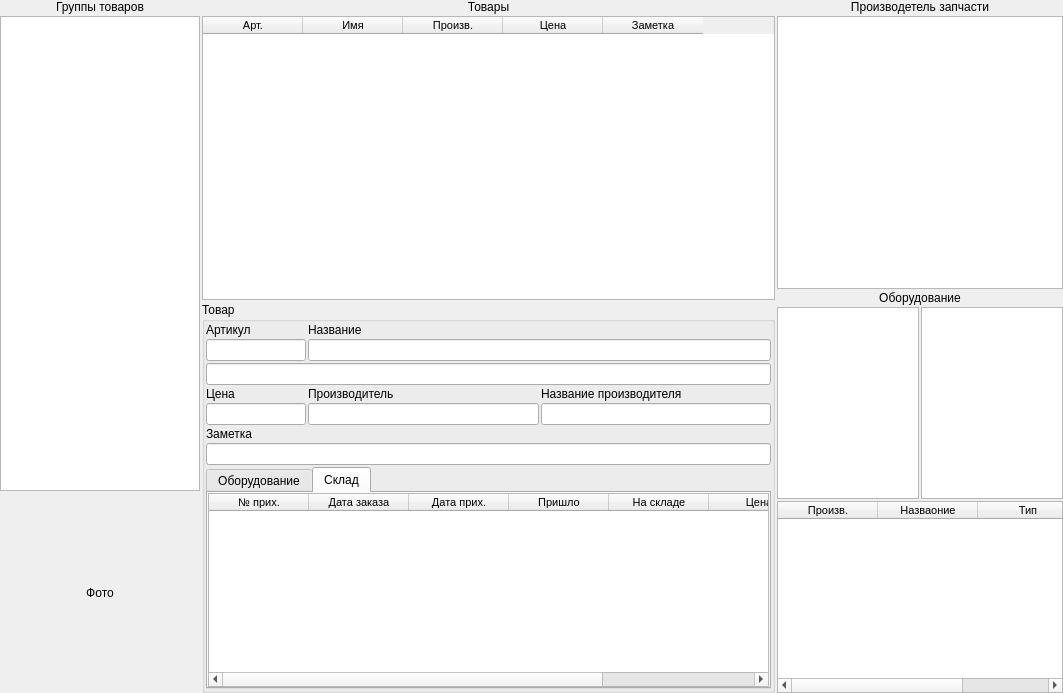
This is ui/product_catalog.ui in Meller008/kara as Qt 5 draws it before an edit. The edited form follows.
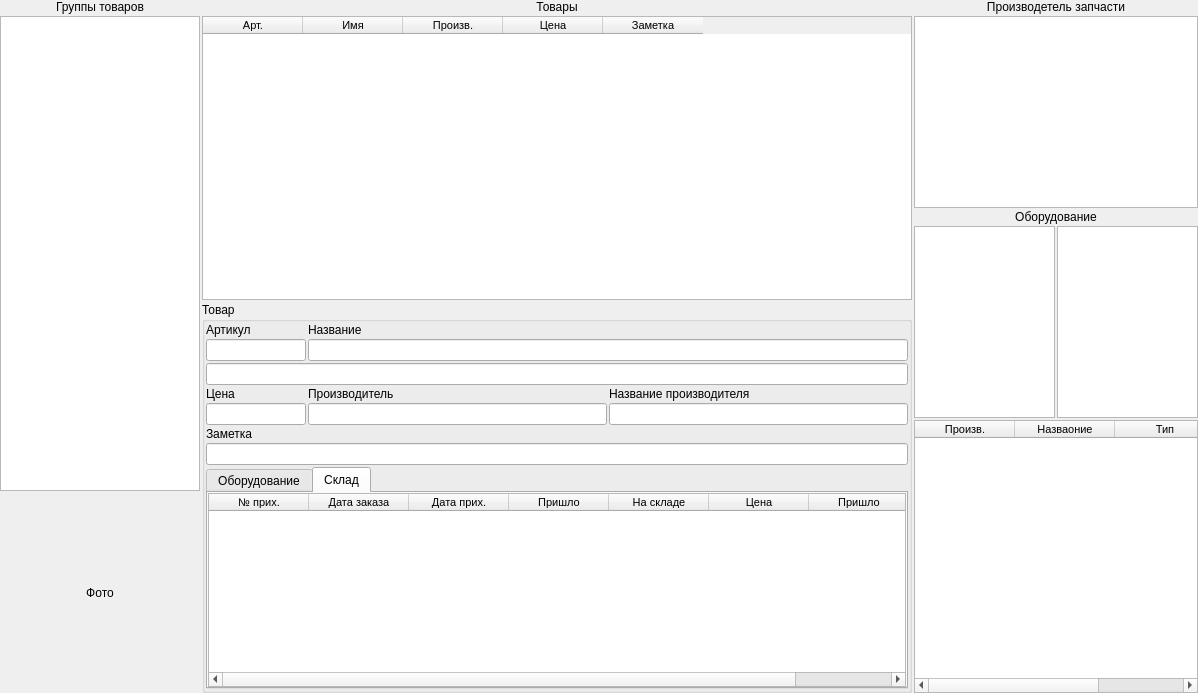
This is the edited form.

```diff
--- a/ui/product_catalog.ui
+++ b/ui/product_catalog.ui
@@ -6,7 +6,7 @@
    <rect>
     <x>0</x>
     <y>0</y>
-    <width>1063</width>
+    <width>1198</width>
     <height>693</height>
    </rect>
   </property>
@@ -31,7 +31,7 @@
      <number>2</number>
     </property>
     <item row="0" column="0">
-     <layout class="QHBoxLayout" name="horizontalLayout" stretch="1,4,2">
+     <layout class="QHBoxLayout" name="horizontalLayout" stretch="1,5,2">
       <property name="spacing">
        <number>2</number>
       </property>
@@ -445,7 +445,7 @@
        </layout>
       </item>
       <item>
-       <layout class="QVBoxLayout" name="verticalLayout_6" stretch="0,0,0,0">
+       <layout class="QVBoxLayout" name="verticalLayout_6" stretch="0,0,0,2">
         <item>
          <widget class="QLabel" name="label_21">
           <property name="text">
@@ -483,7 +483,7 @@
          </widget>
         </item>
         <item>
-         <layout class="QGridLayout" name="gridLayout_14">
+         <layout class="QGridLayout" name="gridLayout_14" rowstretch="0,1" columnstretch="0,0">
           <item row="0" column="0">
            <widget class="QListWidget" name="lw_manufacturer_machine">
             <property name="font">
```
Left out of the diff: 2 changed lines with no effect on the pictures.
